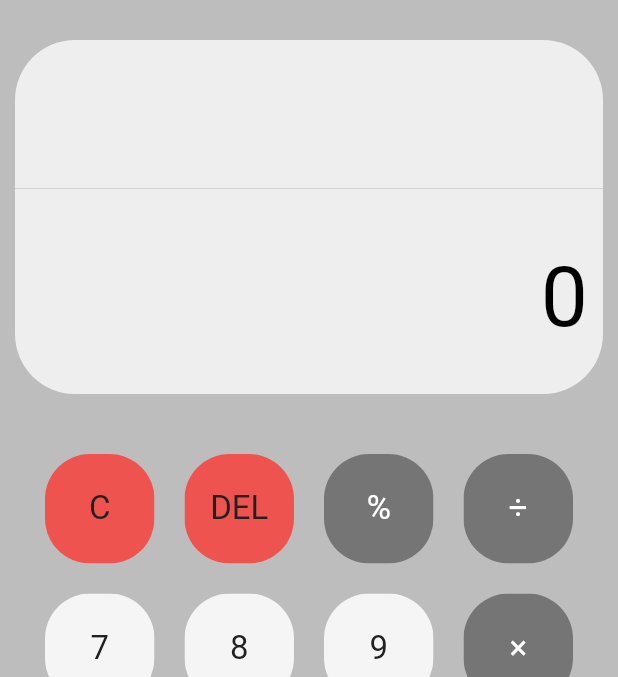
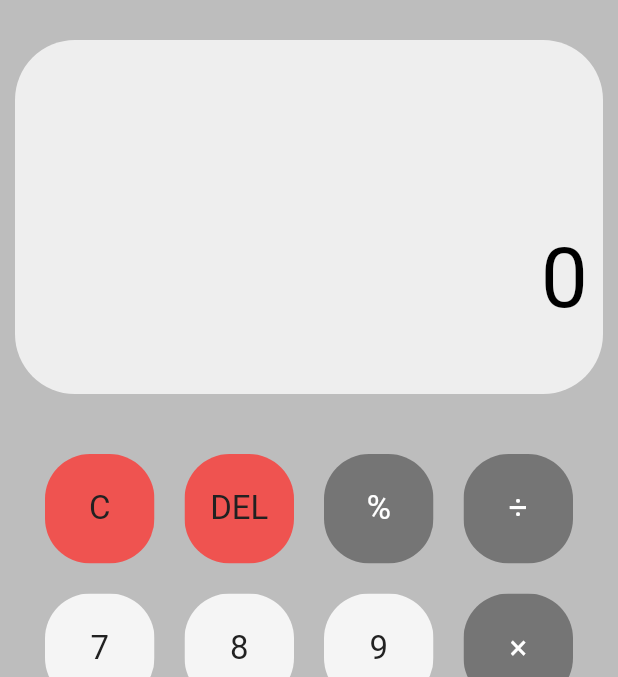
Before and after one commit to auguwii/BasicCalculator, a Flutter app: the screen it shows after launch, on a phone screen of 412 x 824 dp, the part 59-736 px from its top. Run offline on Flutter 3.47's test engine with Material 2 defaults, Android fonts, the light colour scheme and no system bars; our stand-ins replace math_expressions.

Commit message:
change ui

```diff
--- a/lib/std_calculator.dart
+++ b/lib/std_calculator.dart
@@ -60,7 +60,7 @@ class _StdCalculatorState extends State<StdCalculator> {
                           ?.copyWith(color: Colors.grey),
                     ),
                   ),
-                  const Divider(),
+                  //const Divider(),
                   Container(
                     alignment: Alignment.centerRight,
                     padding: const EdgeInsets.all(10.0),
```
